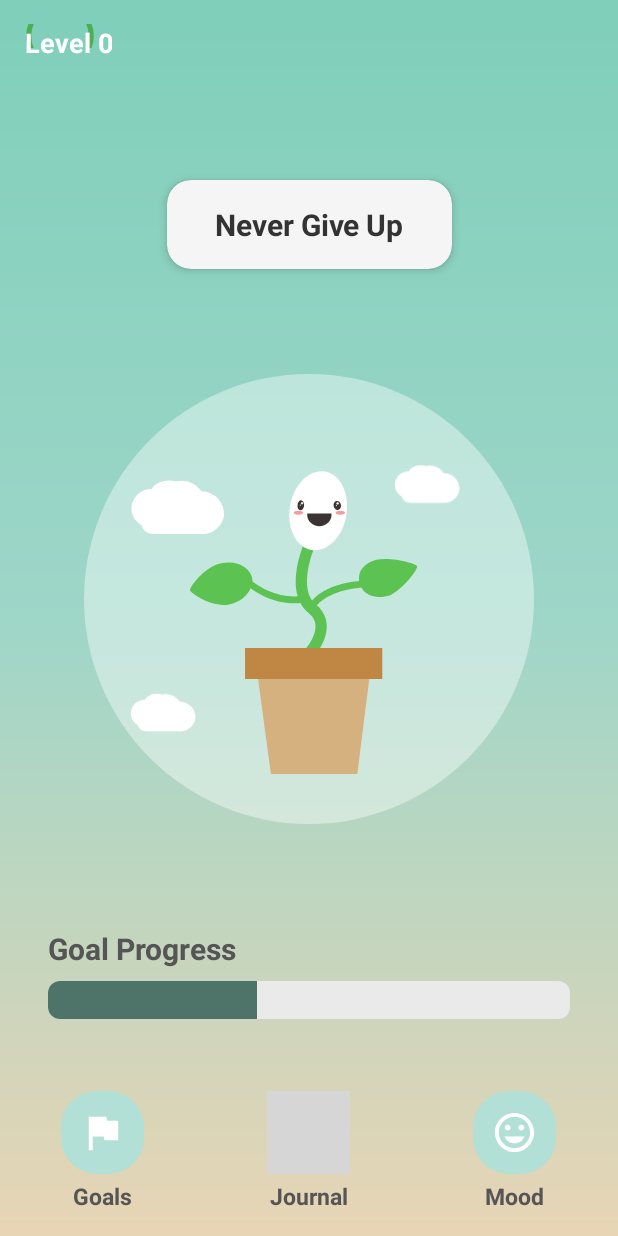
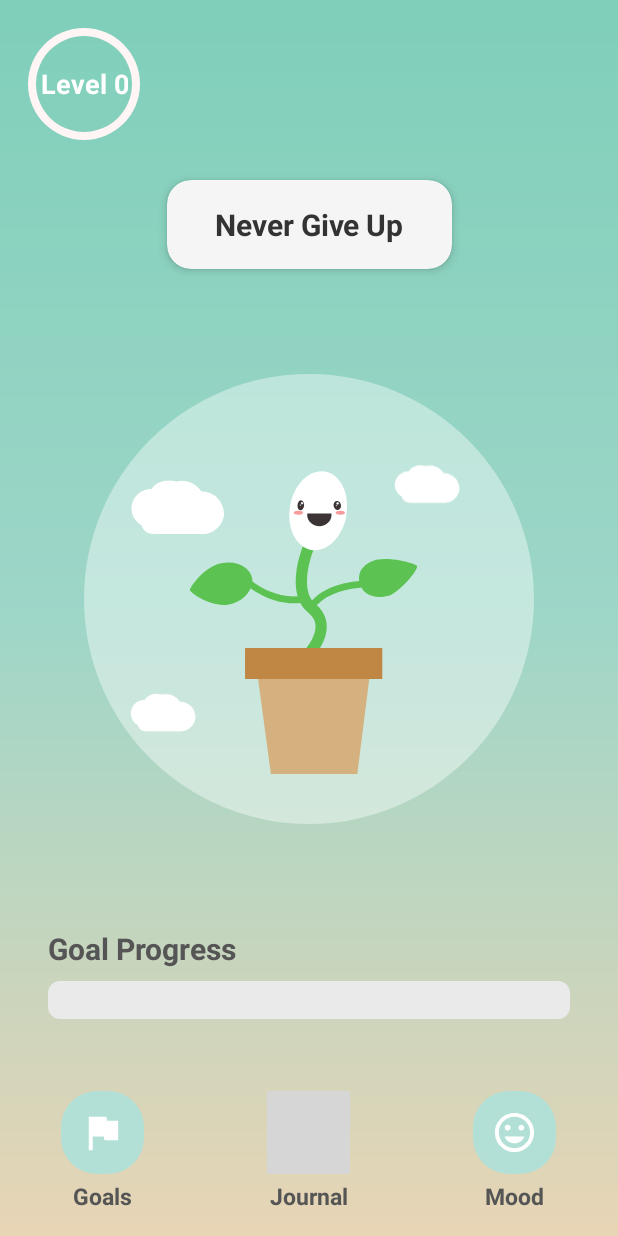
Before and after one commit to furrbeebs/PlantBuddy, an Android app: the ProgressPage screen opened directly, with no data from a screen before it, on a phone screen of 412 x 824 dp. Run offline under Robolectric (Android 15) with nearby library versions, the phone set to English and light mode, and no system bars; our stand-ins replace Room's generated code; 2 statements that could not run were skipped; grey boxes are pictures that could not be loaded.

Commit message:
update: fixed point and goal progress

```diff
--- a/app/src/main/java/com/example/app0/ProgressPage.java
+++ b/app/src/main/java/com/example/app0/ProgressPage.java
@@ -16,6 +16,7 @@ import com.example.app0.ui.Activity.GoalsActivity;
 import com.example.app0.ui.Activity.MoodActivity;
 import com.example.app0.ui.CheckForms2025;
 import com.example.app0.ui.Fragments.MoodFragment;
+import com.example.app0.ui.ViewModel.GoalsViewModel;
 import com.example.app0.ui.ViewModel.PlantBuddyViewModel;
 import com.example.app0.utility.ModifiedObserver;
 
@@ -25,6 +26,7 @@ public class ProgressPage extends AppCompatActivity {
 
     // Declaration of variables
     private PlantBuddyViewModel plantBuddyViewModel;
+    private GoalsViewModel goalsViewModel;
     private TextView levelIndicator, speechBubble;
     private ProgressBar progressBar, progressCircle;
     private LottieAnimationView animation;
@@ -40,6 +42,7 @@ public class ProgressPage extends AppCompatActivity {
         setContentView(R.layout.activity_progress_page);
 
         plantBuddyViewModel = new ViewModelProvider(this).get(PlantBuddyViewModel.class);
+        goalsViewModel = new ViewModelProvider(this).get(GoalsViewModel.class);
 
         // Obtain PlantBuddy Object
         ModifiedObserver.observeOnce(plantBuddyViewModel.getPlantBuddy(), this, plantBuddy -> {
@@ -53,14 +56,23 @@ public class ProgressPage extends AppCompatActivity {
 
             // Progress Bar
             progressBar = findViewById(R.id.progressBar);
-            // TODO: Add code for ProgressBar here
+
+            goalsViewModel.getTodayGoalCompletionStatus().observe(this, status -> {
+                if (status.getTotal() > 0) {
+                    progressBar.setMax(status.getTotal());
+                    progressBar.setProgress(status.getCompleted());
+                } else {
+                    progressBar.setMax(1);
+                    progressBar.setProgress(0);
+                }
+            });
 
             // Progress Circle
             CheckForms2025 checkform = new CheckForms2025();
             int maxXP = checkform.maxXP(current_level);
             progressCircle.setMax(maxXP);
             progressCircle.setProgress((int) Math.round(current_XP));
-        });
+
 
             // Speech Bubble
             List<String> encouragement_phrases = List.of("You should be Proud", "Hang In There",
@@ -69,17 +81,21 @@ public class ProgressPage extends AppCompatActivity {
                     "Keep up the good work!", "Follow Your Dreams", "The Sky is the Limit");
 
             speechBubble = findViewById(R.id.speechText);
-        int randomiser = (int)(Math.random()*(encouragement_phrases.size()));
+            int randomiser = (int) (Math.random() * (encouragement_phrases.size()));
             speechBubble.setText(encouragement_phrases.get(randomiser));
 
             // Lottie Animation Section
             animation = findViewById(R.id.plant_animation);
             current_form = "Sapling";   // for testing purposes
 
-        if (current_form.equals("Seedling")) { animation.setAnimation(R.raw.sprout); }
-        else if (current_form.equals("Sapling")) { animation.setAnimation(R.raw.budding); }
-        else if (current_form.equals("Tree")) { animation.setAnimation(R.raw.flower); }
-        else {}
+            if (current_form.equals("Seedling")) {
+                animation.setAnimation(R.raw.sprout);
+            } else if (current_form.equals("Sapling")) {
+                animation.setAnimation(R.raw.budding);
+            } else if (current_form.equals("Tree")) {
+                animation.setAnimation(R.raw.flower);
+            } else {
+            }
 
             // Bottom Navigation Section
             goals = findViewById(R.id.goalsButton);
@@ -100,8 +116,6 @@ public class ProgressPage extends AppCompatActivity {
                 startActivity(intent);
 
             });
-
-
+        });
     }
-
 }
--- a/app/src/main/java/com/example/app0/ui/Activity/GoalsActivity.java
+++ b/app/src/main/java/com/example/app0/ui/Activity/GoalsActivity.java
@@ -55,14 +55,14 @@ public class GoalsActivity extends AppCompatActivity {
     private FrameLayout fragmentContainer;
     private GoalAdapter adapter;
     private List<GoalInstance> goalInstances;
-
     private GoalsViewModel goalsViewModel;
-
     private SimpleDateFormat todayFormatter, otherFormatter, dayFormatter, dateFormatter;
-
     private PlantBuddy buddy;
     private PlantBuddyViewModel plantBuddyViewModel;
+    private Button[] dateButtons = new Button[7];
+    private Button currentHighlightedButton = null;
 
+    // functions to compare and check dates (if its the same day or if its in the day)
     public static boolean isSameDay(Date date1, Date date2) {
         Calendar cal1, cal2;
         cal1 = Calendar.getInstance();
@@ -74,6 +74,11 @@ public class GoalsActivity extends AppCompatActivity {
                 && cal1.get(Calendar.DAY_OF_YEAR) == cal2.get(Calendar.DAY_OF_YEAR)) {
             return true; }
         else { return false; }
+    }
+
+    private boolean isPastDate(Calendar date) {
+        Calendar today = Calendar.getInstance();
+        return date.before(today) && !isSameDay(date.getTime(), today.getTime());
     }
 
     @Override
@@ -139,7 +144,6 @@ public class GoalsActivity extends AppCompatActivity {
             showSortMenu(v);
         });
 
-
         addGoalButton = findViewById(R.id.addGoalButton);
         addGoalButton.setOnClickListener( v-> {
             showAddGoalDialog();
@@ -186,6 +190,9 @@ public class GoalsActivity extends AppCompatActivity {
 
                         goalsViewModel.updateGoal(parentGoal);
 
+                        // ensure that goal instances are only deleted if start/end dates are changed
+                        // delete and recreate so that there are no conflicts
+                        // e.g. end on 28/4 but goal instance still existing on 29/4
                         if (startDateChanged || endDateChanged) {
                             Calendar today = Calendar.getInstance();
                             goalsViewModel.deleteFutureGoalInstancesByGoalId(goalId, today, instanceId);
@@ -199,6 +206,8 @@ public class GoalsActivity extends AppCompatActivity {
             public void onGoalDeleted(Goal goal, GoalInstance goalInstance, Boolean deleteAllGoalInstances, String date) {
                 if (deleteAllGoalInstances) {
                     long goalId = goalInstance.getGoalId();
+
+                    // delete main goal
                     goalsViewModel.getGoal(goalId, parentGoal -> {
                         if (parentGoal != null) {
                             goalsViewModel.deleteGoal(parentGoal);
@@ -206,6 +215,7 @@ public class GoalsActivity extends AppCompatActivity {
                         }
                     });
 
+                    // delete all goal instances of that goal
                     goalsViewModel.deleteGoalInstanceByGoalId(goalId);
                 }
                 else {
@@ -236,17 +246,12 @@ public class GoalsActivity extends AppCompatActivity {
         });
     }
 
-    private Button[] dateButtons = new Button[7];
-    private Button currentHighlightedButton = null;
-
-    private boolean isPastDate(Calendar date) {
-        Calendar today = Calendar.getInstance();
-        return date.before(today) && !isSameDay(date.getTime(), today.getTime());
-    }
-
     // Code Handling Scrollable Row of Dates
     private void ScrollableRow(Calendar startDate) {
         dateBar.removeAllViews();
+
+        // idea generated by AI, code written by Kiah Yen
+        // used to ensure that all 7 buttons are displayed on the screen with equal width
         dateBar.post(() -> {
             int parentWidth = dateBar.getWidth();
             if (parentWidth > 0) {
@@ -266,6 +271,7 @@ public class GoalsActivity extends AppCompatActivity {
                     days.add(Calendar.DAY_OF_MONTH, i);
                     String label = dayFormatter.format(days.getTime()) + "\n" + dateFormatter.format(days.getTime());
 
+                    // creating and styling date buttons
                     Button btn = new Button(this);
                     btn.setText(label);
                     btn.setTextSize(17);
@@ -273,7 +279,8 @@ public class GoalsActivity extends AppCompatActivity {
                     btn.setTextColor(Color.parseColor("#64a399"));
                     btn.setTypeface(null, Typeface.BOLD);
 
-                    int heightInDp = 70;            // changing height of each button hehe long
+                    // changing height of each button to match Figma prototype
+                    int heightInDp = 70;
                     int heightInPx = (int) TypedValue.applyDimension(
                             TypedValue.COMPLEX_UNIT_DIP, heightInDp, getResources().getDisplayMetrics());
 
@@ -328,6 +335,8 @@ public class GoalsActivity extends AppCompatActivity {
             }
         });
     }
+
+    // for highlighting date buttons in header
     private void highlightSelectedDateButton(Button btn) {
         if (currentHighlightedButton != null) {
             currentHighlightedButton.setBackgroundColor(Color.parseColor("#80CBC4"));
@@ -344,7 +353,8 @@ public class GoalsActivity extends AppCompatActivity {
         btnAddGoal.setOnClickListener(v -> showAddGoalDialog());
     }
 
-    private void showSortMenu(View view) {          // showing the dropdown for sort
+    // to show dropdown for sort
+    private void showSortMenu(View view) {
         PopupMenu popup = new PopupMenu(this, view);
         popup.getMenuInflater().inflate(R.menu.sort_menu, popup.getMenu());
 
@@ -369,6 +379,7 @@ public class GoalsActivity extends AppCompatActivity {
         popup.show();
     }
 
+    // all the functions for sorting goals
     private void sortByNameAscending() {
         ArrayList<GoalInstance> sortableList = new ArrayList<>(goalInstances);
         Sort.nameAscending(sortableList);
--- a/app/src/main/java/com/example/app0/ui/ViewModel/GoalsViewModel.java
+++ b/app/src/main/java/com/example/app0/ui/ViewModel/GoalsViewModel.java
@@ -6,6 +6,7 @@ import android.app.Application;
 import androidx.annotation.NonNull;
 import androidx.lifecycle.AndroidViewModel;
 import androidx.lifecycle.LiveData;
+import androidx.lifecycle.MutableLiveData;
 
 import com.example.app0.data.Local.Entity.Goal;
 import com.example.app0.data.Local.Entity.GoalInstance;
@@ -77,6 +78,7 @@ public class GoalsViewModel extends AndroidViewModel {
         repository.getGoal(goalId, callback);
     }
 
+    // getting goal instances for a specific date
     public LiveData<List<GoalInstance>> getGoalInstancesForDate(Calendar date) {
         date.set(Calendar.HOUR_OF_DAY, 0);
         date.set(Calendar.MINUTE, 0);
@@ -104,15 +106,53 @@ public class GoalsViewModel extends AndroidViewModel {
         repository.deleteGoalInstanceByGoalId(goalId);
     }
 
+    // to delete future goal instances (for manipulating goal instances after end dates are changed)
     public void deleteFutureGoalInstancesByGoalId(long goalId, Calendar today, long instanceId) {
         repository.deleteFutureGoalInstancesByGoalId(goalId, today, instanceId);
     }
 
+    // to exclude dates of deleted goal instances so they won't be recreated again
     public void excludeDateAndDeleteInstance(long goalId, String dateId, GoalInstance goalInstance) {
         repository.excludeDateAndDeleteInstance(goalId, dateId, goalInstance);
     }
 
-    public boolean isSameDay(Calendar cal1, Calendar cal2) {
-        return repository.isSameDay(cal1, cal2);
+    // to calculate and return the goal completion status to be displayed on the progress bar
+    public LiveData<GoalCompletionStatus> getTodayGoalCompletionStatus() {
+        MutableLiveData<GoalCompletionStatus> completionStatus = new MutableLiveData<>();
+        Calendar today = Calendar.getInstance();
+
+        getGoalInstancesForDate(today).observeForever(goalInstances -> {
+            int total = goalInstances.size();
+            int completed = 0;
+
+            for (GoalInstance instance : goalInstances) {
+                if (instance.getCompleted()) {
+                    completed += 1;
+                }
+            }
+
+            completionStatus.setValue(new GoalCompletionStatus(completed, total));
+        });
+
+        return completionStatus;
+    }
+
+    // clas to hold goal completion
+    public static class GoalCompletionStatus {
+        private int completed;
+        private int total;
+
+        public GoalCompletionStatus(int completed, int total) {
+            this.completed = completed;
+            this.total = total;
+        }
+
+        public int getCompleted() {
+            return completed;
+        }
+
+        public int getTotal() {
+            return total;
+        }
     }
 }
--- a/app/src/main/res/drawable/circular_progress_bar.xml
+++ b/app/src/main/res/drawable/circular_progress_bar.xml
@@ -10,12 +10,7 @@
         android:shape="ring"
         android:thickness="8dp"
         android:useLevel="true">
-        <gradient
-            android:angle="0"
-            android:endColor="#4CAF50"
-            android:startColor="#000000"
-            android:type="sweep"
-            android:useLevel="false" />
+        <solid android:color="#446860" />
     </shape>
 
 </rotate>
--- a/app/src/main/res/drawable/circular_shape.xml
+++ b/app/src/main/res/drawable/circular_shape.xml
@@ -3,7 +3,7 @@
     xmlns:android="http://schemas.android.com/apk/res/android"
     android:innerRadiusRatio="2.5"
     android:shape="ring"
-    android:thickness="3dp"
+    android:thickness="5dp"
     android:useLevel="false">
-    <solid android:color="#4CAF50" />
+    <solid android:color="#FFF5F5" />
 </shape>
--- a/app/src/main/res/layout/activity_progress_page.xml
+++ b/app/src/main/res/layout/activity_progress_page.xml
@@ -21,8 +21,8 @@
         <ProgressBar
             android:id="@+id/progress_circle"
             style="?android:attr/progressBarStyleHorizontal"
-            android:layout_width="wrap_content"
-            android:layout_height="wrap_content"
+            android:layout_width="80dp"
+            android:layout_height="80dp"
             android:background="@drawable/circular_shape"
             android:indeterminate="false"
             android:progressDrawable="@drawable/circular_progress_bar"
```
Also changed, not shown: app/src/main/java/com/example/app0/ui/GoalAdapter.java (+6 -10 lines). Lines whose indentation alone changed are shown as unchanged.
